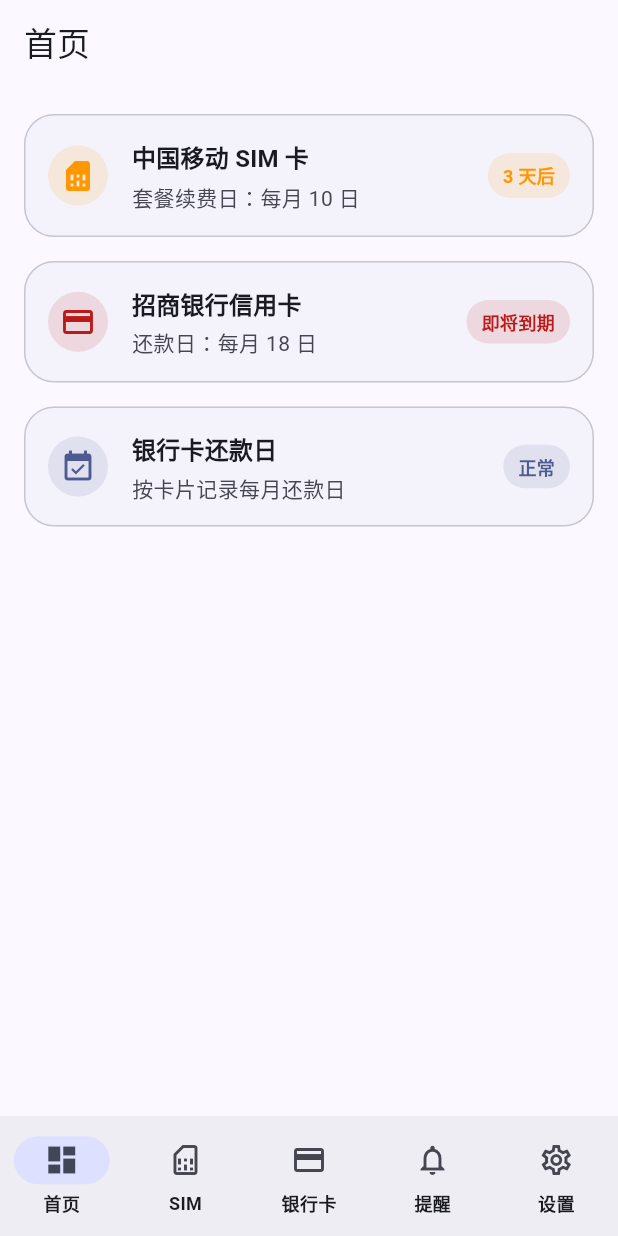
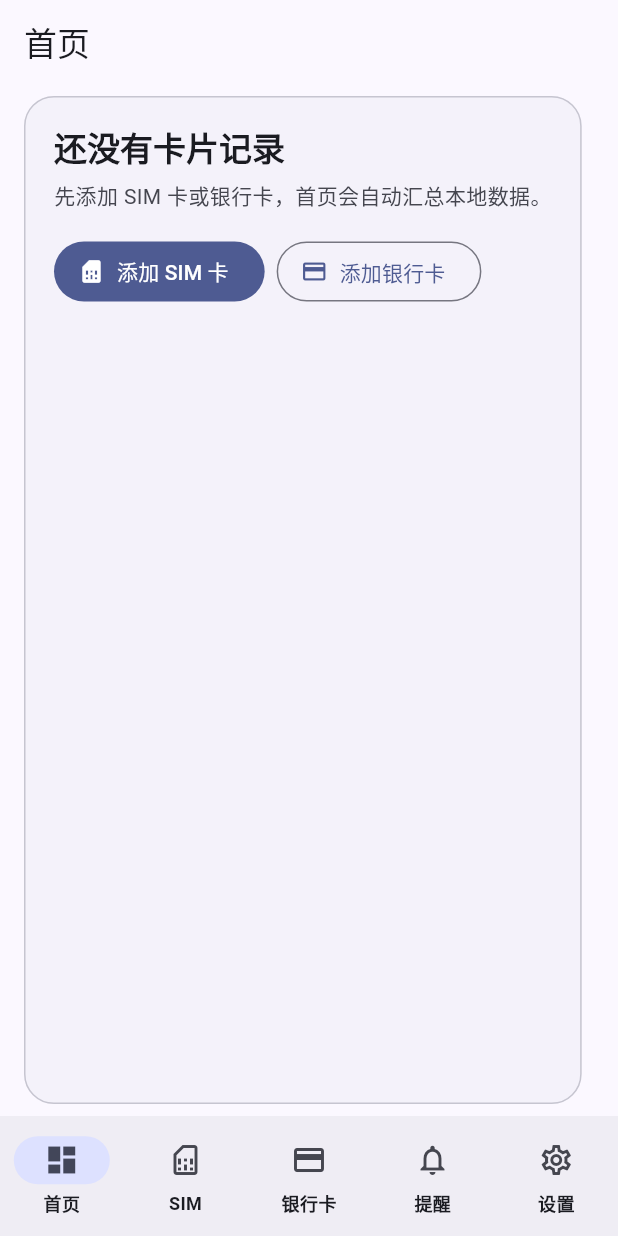
Before and after one commit to Moraxyc/CardFan, a Flutter app: the screen it shows after launch, on a phone screen of 412 x 824 dp. Run offline on Flutter 3.47's test engine with Material 3 defaults, Android fonts, the phone set to English and light mode, and no system bars; our stand-ins replace drift, flutter_riverpod, go_router; missing offline and left inert: phone_numbers_parser; accounts and stored records are empty; generated files the repository leaves out were written again.

Commit message:
feat: add dashboard

```diff
--- a/lib/features/dashboard/dashboard_page.dart
+++ b/lib/features/dashboard/dashboard_page.dart
@@ -1,40 +1,142 @@
 import 'package:flutter/material.dart';
+import 'package:flutter_riverpod/flutter_riverpod.dart';
+import 'package:go_router/go_router.dart';
 
+import '../../core/database/app_database.dart';
+import '../../core/providers/database_provider.dart';
 import '../../shared/widgets/status_card.dart';
 
-class DashboardPage extends StatelessWidget {
+class DashboardPage extends ConsumerWidget {
   const DashboardPage({super.key});
 
   @override
-  Widget build(BuildContext context) {
+  Widget build(BuildContext context, WidgetRef ref) {
+    final simCards = ref.watch(_dashboardSimCardsProvider);
+    final bankCards = ref.watch(_dashboardBankCardsProvider);
+
     return Scaffold(
       appBar: AppBar(title: const Text('首页')),
-      body: ListView(
-        padding: const EdgeInsets.symmetric(vertical: 12),
-        children: const [
-          StatusCard(
-            title: '中国移动 SIM 卡',
-            subtitle: '套餐续费日：每月 10 日',
-            statusText: '3 天后',
-            level: StatusLevel.warning,
-            icon: Icons.sim_card,
-          ),
-          StatusCard(
-            title: '招商银行信用卡',
-            subtitle: '还款日：每月 18 日',
-            statusText: '即将到期',
-            level: StatusLevel.danger,
-            icon: Icons.credit_card,
-          ),
-          StatusCard(
-            title: '银行卡还款日',
-            subtitle: '按卡片记录每月还款日',
-            statusText: '正常',
-            level: StatusLevel.normal,
-            icon: Icons.event_available,
-          ),
-        ],
+      body: simCards.when(
+        data: (sims) => bankCards.when(
+          data: (cards) => _DashboardContent(simCards: sims, bankCards: cards),
+          loading: () => const Center(child: CircularProgressIndicator()),
+          error: (error, stackTrace) => Center(child: Text('加载首页失败：$error')),
+        ),
+        loading: () => const Center(child: CircularProgressIndicator()),
+        error: (error, stackTrace) => Center(child: Text('加载首页失败：$error')),
       ),
     );
   }
 }
+
+final _dashboardSimCardsProvider = StreamProvider<List<SimCard>>((ref) {
+  return ref.watch(simCardsDaoProvider).watchActive();
+});
+
+final _dashboardBankCardsProvider = StreamProvider<List<BankCard>>((ref) {
+  return ref.watch(bankCardsDaoProvider).watchActive();
+});
+
+class _DashboardContent extends StatelessWidget {
+  const _DashboardContent({required this.simCards, required this.bankCards});
+
+  final List<SimCard> simCards;
+  final List<BankCard> bankCards;
+
+  @override
+  Widget build(BuildContext context) {
+    final hasRecords = simCards.isNotEmpty || bankCards.isNotEmpty;
+
+    if (!hasRecords) {
+      return const _EmptyDashboardView();
+    }
+
+    return ListView(
+      padding: const EdgeInsets.all(16),
+      children: [
+        StatusCard(
+          title: 'SIM 卡',
+          subtitle: '${simCards.length} 张 SIM 卡',
+          statusText: _nextBillingText(simCards),
+          level: StatusLevel.normal,
+          icon: Icons.sim_card,
+        ),
+        const SizedBox(height: 8),
+        StatusCard(
+          title: '银行卡',
+          subtitle: '${bankCards.length} 张银行卡',
+          statusText: _nextPaymentText(bankCards),
+          level: StatusLevel.normal,
+          icon: Icons.credit_card,
+        ),
+      ],
+    );
+  }
+
+  String _nextBillingText(List<SimCard> cards) {
+    final days = cards.map((card) => card.billingDay).whereType<int>().toList()
+      ..sort();
+    if (days.isEmpty) {
+      return '未设置续费日';
+    }
+    return '续费日：每月 ${days.first} 日';
+  }
+
+  String _nextPaymentText(List<BankCard> cards) {
+    final days =
+        cards.map((card) => card.paymentDueDay).whereType<int>().toList()
+          ..sort();
+    if (days.isEmpty) {
+      return '未设置还款日';
+    }
+    return '还款日：每月 ${days.first} 日';
+  }
+}
+
+class _EmptyDashboardView extends StatelessWidget {
+  const _EmptyDashboardView();
+
+  @override
+  Widget build(BuildContext context) {
+    return Card(
+      child: Padding(
+        padding: const EdgeInsets.all(20),
+        child: Column(
+          crossAxisAlignment: CrossAxisAlignment.start,
+          children: [
+            Text(
+              '还没有卡片记录',
+              style: Theme.of(
+                context,
+              ).textTheme.titleLarge?.copyWith(fontWeight: FontWeight.w700),
+            ),
+            const SizedBox(height: 8),
+            Text(
+              '先添加 SIM 卡或银行卡，首页会自动汇总本地数据。',
+              style: Theme.of(context).textTheme.bodyMedium?.copyWith(
+                color: Theme.of(context).colorScheme.onSurfaceVariant,
+              ),
+            ),
+            const SizedBox(height: 16),
+            Wrap(
+              spacing: 8,
+              runSpacing: 8,
+              children: [
+                FilledButton.icon(
+                  onPressed: () => context.pushNamed('newSimCard'),
+                  icon: const Icon(Icons.sim_card),
+                  label: const Text('添加 SIM 卡'),
+                ),
+                OutlinedButton.icon(
+                  onPressed: () => context.pushNamed('newBankCard'),
+                  icon: const Icon(Icons.credit_card),
+                  label: const Text('添加银行卡'),
+                ),
+              ],
+            ),
+          ],
+        ),
+      ),
+    );
+  }
+}
```
Also changed, not shown: 2 other files.
